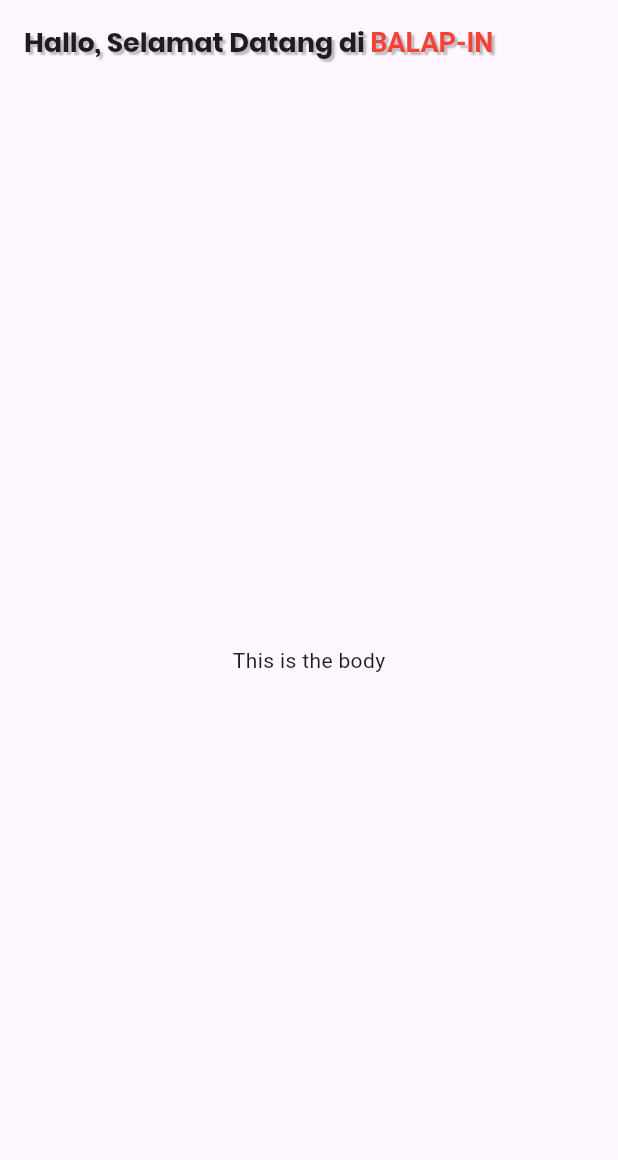
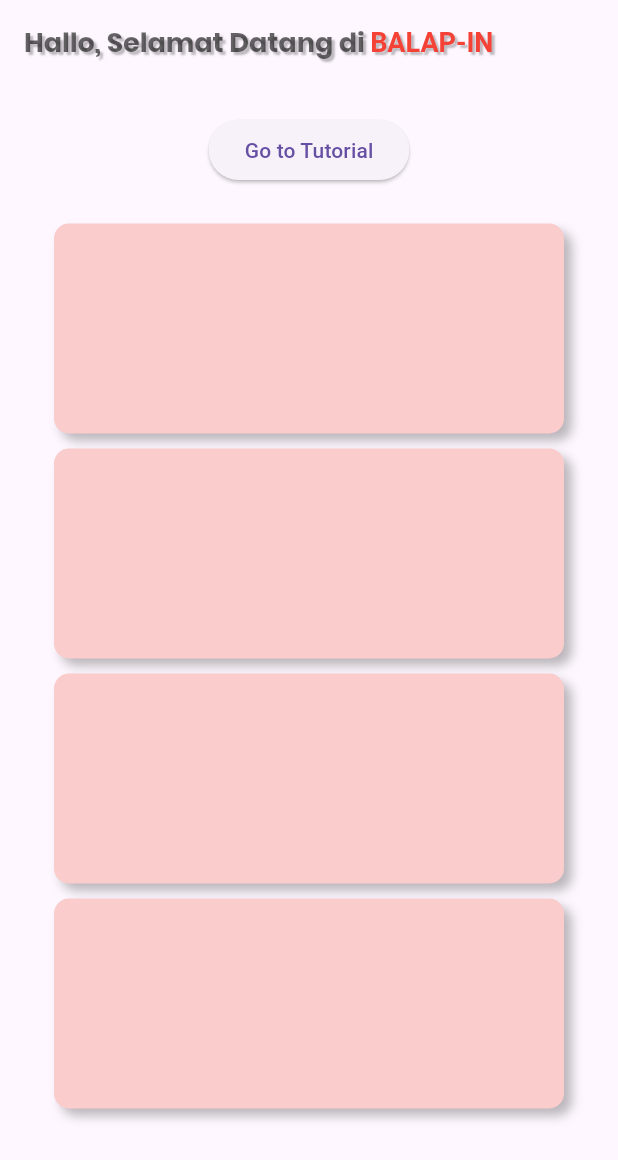
Before and after one commit to kaminariwhat/PBL20KMIPN, a Flutter app: the screen it shows after launch, on a phone screen of 412 x 824 dp. Shown: the top 1160 px of the screen. Run offline on Flutter 3.47's test engine with Material 3 defaults, Android fonts, the phone set to English and light mode, and no system bars.

Commit message:
update gomepage dan homewidget main halaman dasbor

```diff
--- a/lib/main.dart
+++ b/lib/main.dart
@@ -1,5 +1,6 @@
 import 'package:flutter/material.dart';
-import 'screens/homepage.dart';// Import file HomeScreen
+import 'screens/homepage.dart';
+import 'screens/tutorial.dart'; // Import file HomeScreen
 
 void main() => runApp(const MyApp());
 
@@ -7,11 +8,14 @@
   const MyApp({super.key});
 
   @override
-  Widget build(BuildContext context) {
-    return const MaterialApp(
+ Widget build(BuildContext context) {
+    return MaterialApp(
       debugShowCheckedModeBanner: false,
       title: 'Hallo, Selamat Datang di BALAP-IN',
-      home: HomeScreen(),  // Gunakan HomeScreen di sini
+      home: const HomeScreen(),
+      routes: {
+        '/tutorial': (context) => const Tutorial(),
+      },
     );
   }
 }
--- a/lib/screens/homepage.dart
+++ b/lib/screens/homepage.dart
@@ -1,5 +1,5 @@
 import 'package:flutter/material.dart';
-
+import 'package:balap_in/widgets/homewidget.dart';
 class HomeScreen extends StatelessWidget {
   const HomeScreen({super.key});
 
@@ -11,6 +11,7 @@
           TextSpan(
             text: 'Hallo, Selamat Datang di ',
             style: TextStyle(
+              color: Color.fromRGBO(5, 5, 5, 0.612),
               fontSize: 18.0,
               fontFamily: 'Poppins',
               fontWeight: FontWeight.bold,
@@ -33,8 +34,28 @@
           ),
         ),
       ),
-      body: const Center(
-        child: Text("This is the body"),
+      body: Center(
+        child: Column(
+          mainAxisAlignment: MainAxisAlignment.center,
+          children: [
+            const SizedBox(height: 20), // Spacer antara teks dan tombol
+            ElevatedButton(
+              onPressed: () {
+                Navigator.pushNamed(context, '/tutorial');
+              },
+              child: const Text('Go to Tutorial'),
+            ),
+            const SizedBox(height: 20), // Spacer sebelum list view
+            Expanded(
+              child: ListView.builder(
+                itemCount: 4,
+                itemBuilder: (context, index) {
+                  return const HomeWidget();
+                },
+              ),
+            ),
+          ],
+        ),
       ),
     );
   }
--- /dev/null
+++ b/lib/widgets/homewidget.dart
@@ -0,0 +1,29 @@
+import 'package:flutter/material.dart';
+
+class HomeWidget extends StatelessWidget {
+  const HomeWidget({super.key});
+
+  @override
+  Widget build(BuildContext context) {
+    return Center(
+      child: Padding(
+        padding: const EdgeInsets.symmetric(vertical: 5),
+        child: Container(
+          height: 140,
+          width: 340,
+          decoration: BoxDecoration(
+            color: const Color.fromARGB(255, 250, 204, 204),
+            borderRadius: BorderRadius.circular(10), // Membuat sudut bulat
+            boxShadow: [
+                BoxShadow(
+                offset: const Offset(5.0, 5.0),
+                blurRadius: 5.0, // Mengatur radius bayangan
+                color: Colors.black26, // Warna bayangan
+              ),
+            ],
+          ),
+        ),
+      ),
+    );
+  }
+}
--- a/pubspec.yaml
+++ b/pubspec.yaml
@@ -62,6 +62,9 @@
           weight: 500
         - asset: assets/fonts/poppins.semiBold.ttf
           weight: 600
+
+  assets:
+  - assets/images/tutorial.png
   # The following line ensures that the Material Icons font is
   # included with your application, so that you can use the icons in
   # the material Icons class.
```
Also changed, not shown: lib/screens/tutorial.dart (added, +43 -0 lines), assets/images/tutorial.png (added).
